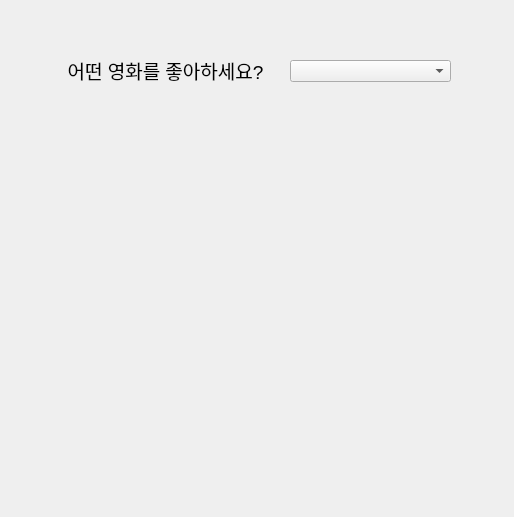
Above: movie_recommendation.ui from chipmunk-tail/250203-Keras-Movie-for-you before the change. Below: the same form after it.
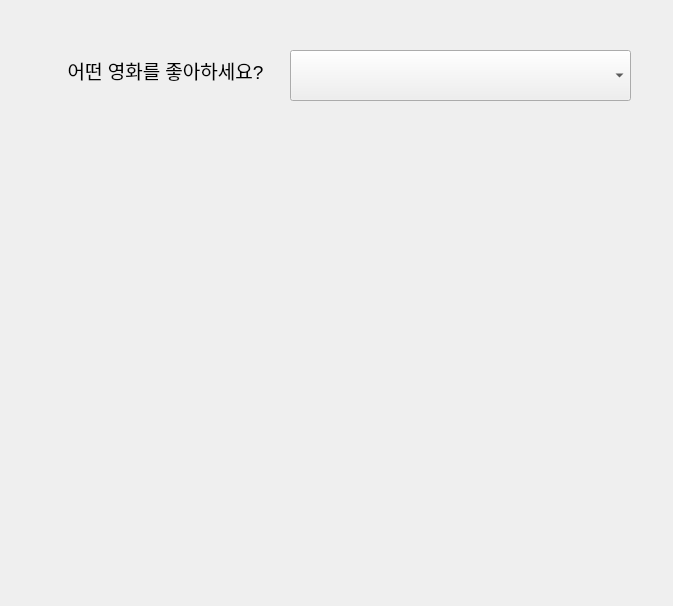
That is the form after the change.

```diff
--- a/movie_recommendation.ui
+++ b/movie_recommendation.ui
@@ -6,8 +6,8 @@
    <rect>
     <x>0</x>
     <y>0</y>
-    <width>514</width>
-    <height>517</height>
+    <width>673</width>
+    <height>606</height>
    </rect>
   </property>
   <property name="windowTitle">
@@ -38,21 +38,31 @@
    <property name="geometry">
     <rect>
      <x>290</x>
-     <y>60</y>
-     <width>161</width>
-     <height>22</height>
+     <y>50</y>
+     <width>341</width>
+     <height>51</height>
     </rect>
    </property>
+   <property name="font">
+    <font>
+     <pointsize>14</pointsize>
+    </font>
+   </property>
   </widget>
   <widget class="QLabel" name="lbl_recommendation">
    <property name="geometry">
     <rect>
-     <x>60</x>
+     <x>50</x>
      <y>110</y>
-     <width>391</width>
-     <height>351</height>
+     <width>571</width>
+     <height>441</height>
     </rect>
    </property>
+   <property name="font">
+    <font>
+     <pointsize>14</pointsize>
+    </font>
+   </property>
    <property name="text">
     <string/>
    </property>
```
